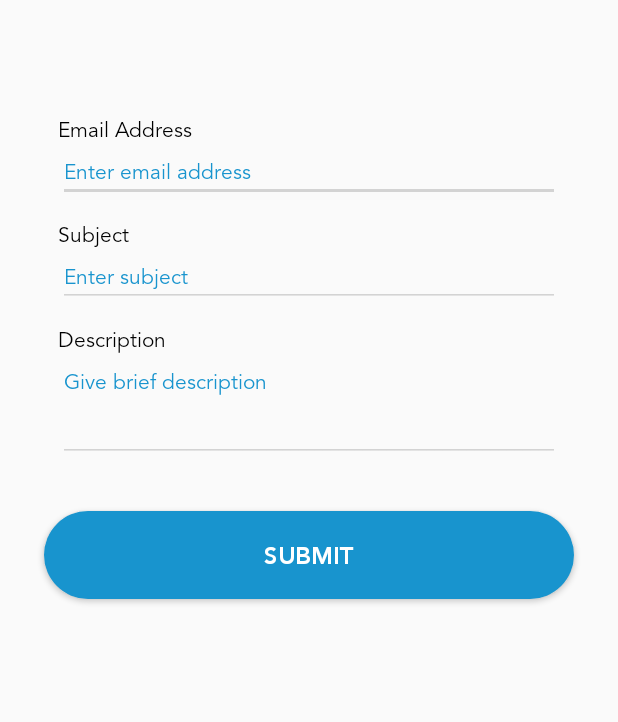
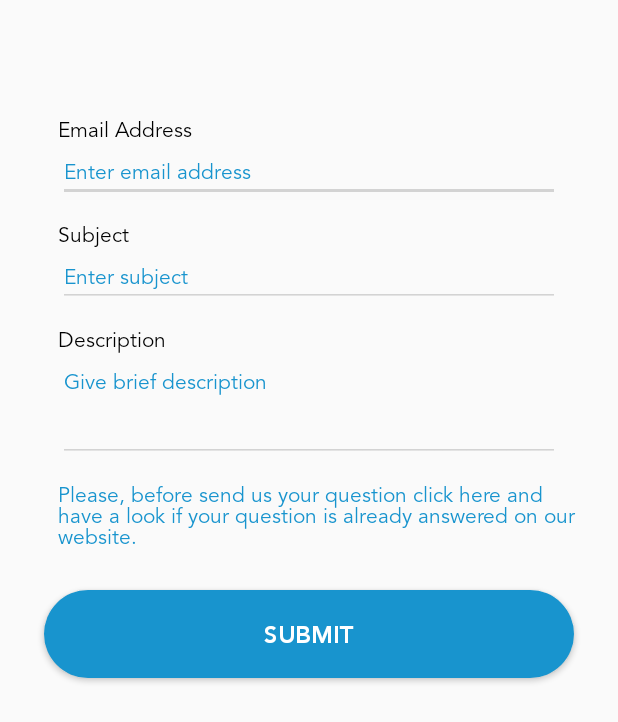
Before and after one commit to AnjumAsif/coachmovecustomerandroid-master, an Android app: the layout fragment_contact_us.xml on its own in the app's theme, with its tools: preview values and no code run, on a phone screen of 412 x 824 dp. Shown: the top 722 px of the screen. Run offline under Robolectric (Android 15) with nearby library versions, the light colour scheme and no system bars; network calls fail.

Commit message:
Contact us label update Instant changes issue done

```diff
--- a/app/src/main/res/layout/fragment_contact_us.xml
+++ b/app/src/main/res/layout/fragment_contact_us.xml
@@ -79,6 +79,15 @@
         android:textColorHint="@color/colorPrimary"
         android:textSize="@dimen/_14sp"
         android:theme="@style/editTextStyle" />
+    <com.coachmovecustomer.customviews.RegularTextView
+        android:layout_width="match_parent"
+        android:layout_height="wrap_content"
+        android:layout_marginLeft="@dimen/_15sdp"
+        android:layout_marginTop="@dimen/_10sdp"
+        android:textColor="@color/colorPrimary"
+        android:textSize="@dimen/_14sp"
+        android:text="@string/contact_url_ccheck"
+        />
 
     <com.coachmovecustomer.customviews.ButtonView
         android:id="@+id/submitBtn"
@@ -87,7 +96,7 @@
         android:layout_alignParentBottom="true"
         android:layout_marginLeft="@dimen/_10sp"
         android:layout_marginRight="@dimen/_10sp"
-        android:layout_marginTop="@dimen/_25sdp"
+        android:layout_marginTop="@dimen/_20sdp"
         android:background="@drawable/round_button"
         android:text="@string/submit"
         android:textColor="@color/White"
--- a/app/src/main/res/layout/fragment_edit_profile.xml
+++ b/app/src/main/res/layout/fragment_edit_profile.xml
@@ -510,6 +510,7 @@
                     android:layout_height="@dimen/_45sdp"
                     android:layout_marginBottom="@dimen/_15sdp"
                     android:layout_marginTop="@dimen/_30sdp"
+                    android:visibility="gone"
                     android:background="@drawable/round_button"
                     android:text="@string/update"
                     android:textColor="@color/White"
--- a/app/src/main/res/values/strings.xml
+++ b/app/src/main/res/values/strings.xml
@@ -479,6 +479,7 @@
     <string name="dietCanceled">Diet Canceled</string>
 
     <string name="uploadProfilePic">Please upload profile picture</string>
+    <string name="contact_url_ccheck">Please, before send us your question click here and have a look if your question is already answered on our website.</string>
 
 
 </resources>
```
Also changed, not shown: app/src/main/java/com/coachmovecustomer/fragments/EditProfileFragment.java (+46 -5 lines), 1 other file.
